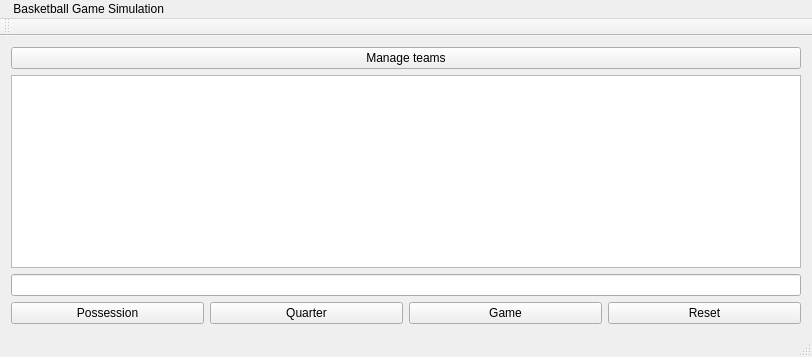
First picture: the form in Basketball-Simulation/gamesimulation.ui, repository mmorth/Basketball-Simulation-QT, before the edit.
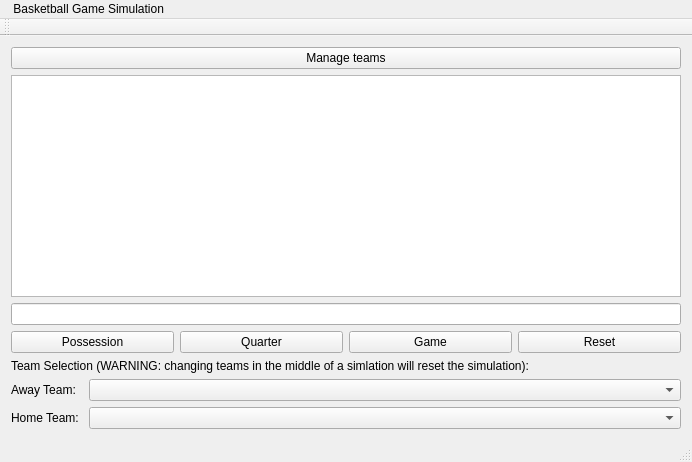
Second picture: the form after the edit.

Commit message: Added SQLite database. Fixed input fields for team information to only accept valid input.

```diff
--- a/Basketball-Simulation/gamesimulation.ui
+++ b/Basketball-Simulation/gamesimulation.ui
@@ -6,8 +6,8 @@
    <rect>
     <x>0</x>
     <y>0</y>
-    <width>812</width>
-    <height>357</height>
+    <width>692</width>
+    <height>462</height>
    </rect>
   </property>
   <property name="sizePolicy">
@@ -52,6 +52,9 @@
     </item>
     <item>
      <layout class="QHBoxLayout" name="horizontalLayout">
+      <property name="sizeConstraint">
+       <enum>QLayout::SetDefaultConstraint</enum>
+      </property>
       <item>
        <widget class="QPushButton" name="pushButton_simulatePossession">
         <property name="text">
@@ -82,6 +85,37 @@
       </item>
      </layout>
     </item>
+    <item>
+     <widget class="QLabel" name="teamSelectionLabel">
+      <property name="text">
+       <string>Team Selection (WARNING: changing teams in the middle of a simlation will reset the simulation):</string>
+      </property>
+     </widget>
+    </item>
+    <item>
+     <layout class="QFormLayout" name="teamSelectionForm">
+      <item row="1" column="0">
+       <widget class="QLabel" name="homeTeamSelectionLabel">
+        <property name="text">
+         <string>Home Team: </string>
+        </property>
+       </widget>
+      </item>
+      <item row="1" column="1">
+       <widget class="QComboBox" name="homeTeamComboBox"/>
+      </item>
+      <item row="0" column="1">
+       <widget class="QComboBox" name="awayTeamCombobox"/>
+      </item>
+      <item row="0" column="0">
+       <widget class="QLabel" name="awayTeamSelectionLabel">
+        <property name="text">
+         <string>Away Team: </string>
+        </property>
+       </widget>
+      </item>
+     </layout>
+    </item>
    </layout>
   </widget>
   <widget class="QMenuBar" name="menuBar">
@@ -89,7 +123,7 @@
     <rect>
      <x>0</x>
      <y>0</y>
-     <width>812</width>
+     <width>692</width>
      <height>22</height>
     </rect>
    </property>
```
The commit also changes 5 other files.
